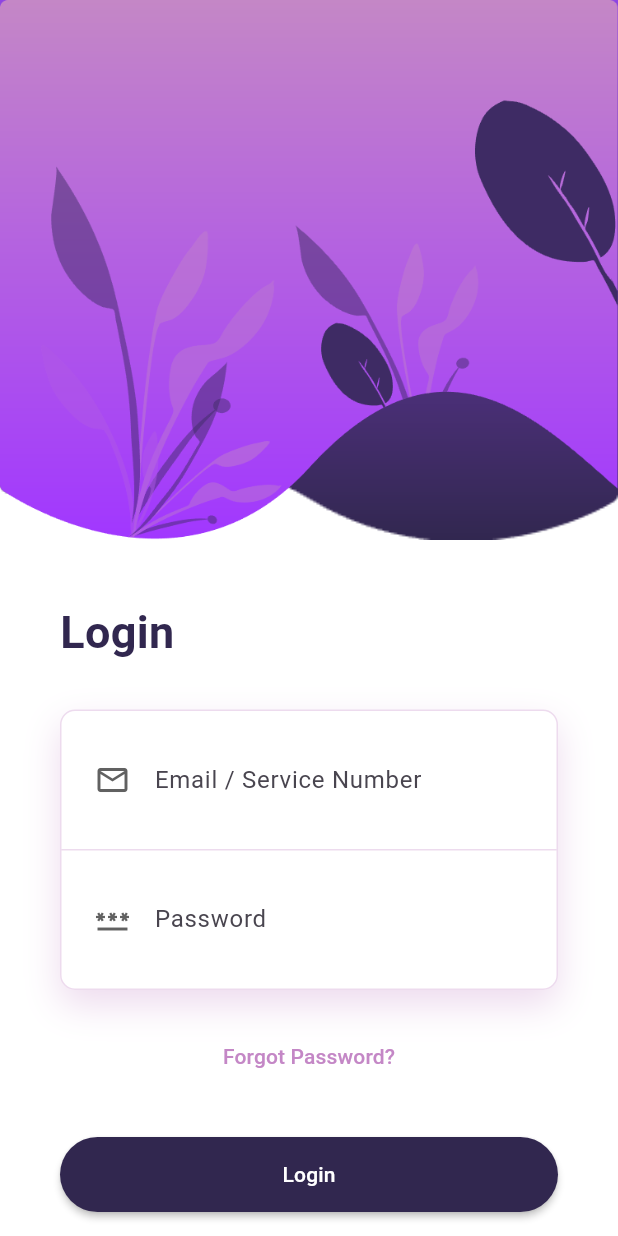
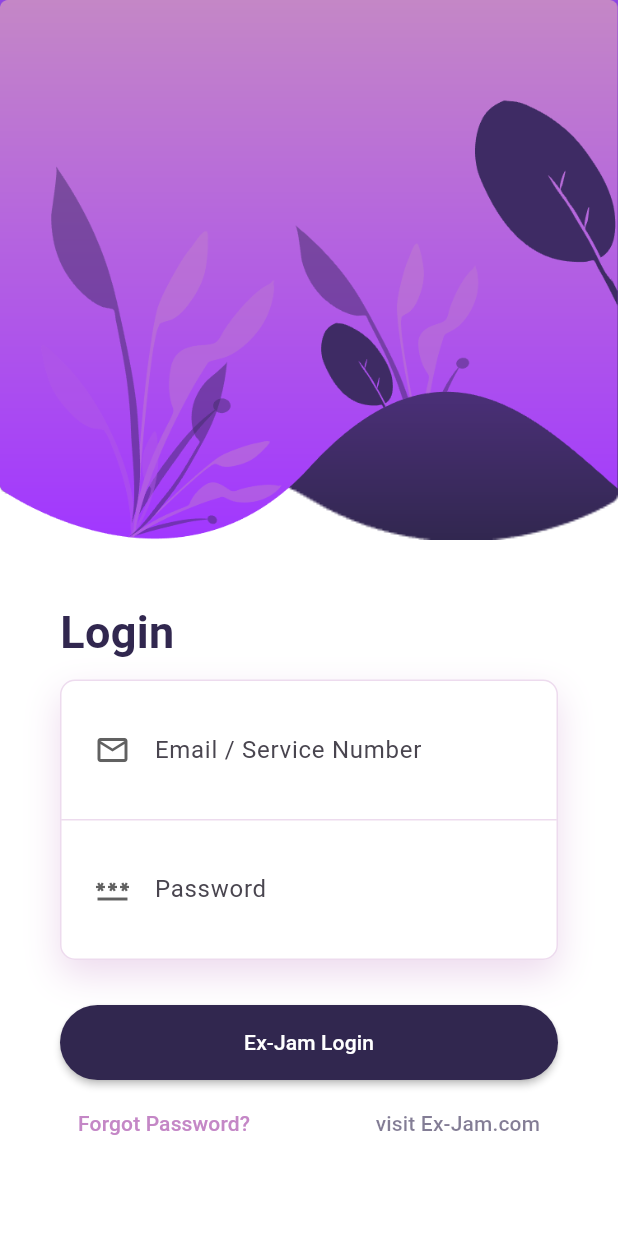
Before and after one commit to Andaeiii/ex_jam_pilot, a Flutter app: the screen it shows after launch, on a phone screen of 412 x 824 dp. Run offline on Flutter 3.47's test engine with Material 3 defaults, Android fonts, the phone set to English and light mode, and no system bars; our stand-ins replace animate_do, dio, file_picker, get, get_storage, loading_animation_widget; accounts and stored records are empty.

Commit message:
fancy login page now working

```diff
--- a/lib/views/pages/login_pg.dart
+++ b/lib/views/pages/login_pg.dart
@@ -74,7 +74,7 @@
                         ),
                       ),
                     ),
-                    SizedBox(height: 30),
+                    SizedBox(height: 10),
                     FadeInUp(
                       duration: Duration(milliseconds: 1700),
                       child: Container(
@@ -146,11 +146,44 @@
                         ),
                       ),
                     ),
-                    SizedBox(height: 20),
+                    SizedBox(height: 30),
+
                     FadeInUp(
-                      duration: Duration(milliseconds: 1700),
-                      child: Center(
-                        child: TextButton(
+                      duration: Duration(milliseconds: 1900),
+                      child: _authController.isLoading.value
+                          ? Center(
+                              child: LoadingAnimationWidget.staggeredDotsWave(
+                                color: Color.fromRGBO(49, 39, 79, 1),
+                                size: 50,
+                              ),
+                            )
+                          : MaterialButton(
+                              onPressed: () {
+                                _authController.login(
+                                  _emailController.text.trim(),
+                                  _passwdController.text.trim(),
+                                );
+                              },
+                              color: Color.fromRGBO(49, 39, 79, 1),
+                              shape: RoundedRectangleBorder(
+                                borderRadius: BorderRadius.circular(50),
+                              ),
+                              height: 50,
+                              child: Center(
+                                child: Text(
+                                  "Ex-Jam Login",
+                                  style: TextStyle(color: Colors.white),
+                                ),
+                              ),
+                            ),
+                    ),
+
+                    SizedBox(height: 5),
+
+                    Row(
+                      mainAxisAlignment: MainAxisAlignment.spaceBetween,
+                      children: [
+                        TextButton(
                           onPressed: () {},
                           child: Text(
                             "Forgot Password?",
@@ -159,52 +192,16 @@
                             ),
                           ),
                         ),
-                      ),
-                    ),
-                    SizedBox(height: 30),
-                    FadeInUp(
-                      duration: Duration(milliseconds: 1900),
-                      child: MaterialButton(
-                        onPressed: () {},
-                        color: Color.fromRGBO(49, 39, 79, 1),
-                        shape: RoundedRectangleBorder(
-                          borderRadius: BorderRadius.circular(50),
-                        ),
-                        height: 50,
-                        child: Center(
+                        TextButton(
+                          onPressed: () {},
                           child: Text(
-                            "Login",
-                            style: TextStyle(color: Colors.white),
+                            "visit Ex-Jam.com",
+                            style: TextStyle(
+                              color: Color.fromRGBO(49, 39, 79, .6),
+                            ),
                           ),
                         ),
-                      ),
-                    ),
-                    SizedBox(height: 30),
-                    FadeInUp(
-                      duration: Duration(milliseconds: 2000),
-                      child: Center(
-                        child: TextButton(
-                          onPressed: _authController.isLoading.value
-                              ? null
-                              : () {
-                                  _authController.login(
-                                    _emailController.text.trim(),
-                                    _passwdController.text.trim(),
-                                  );
-                                },
-                          child: _authController.isLoading.value
-                              ? LoadingAnimationWidget.staggeredDotsWave(
-                                  color: Colors.blue,
-                                  size: 30,
-                                )
-                              : Text(
-                                  "Login Ex-Jam",
-                                  style: TextStyle(
-                                    color: Color.fromRGBO(49, 39, 79, .6),
-                                  ),
-                                ),
-                        ),
-                      ),
+                      ],
                     ),
                   ],
                 ),
```
